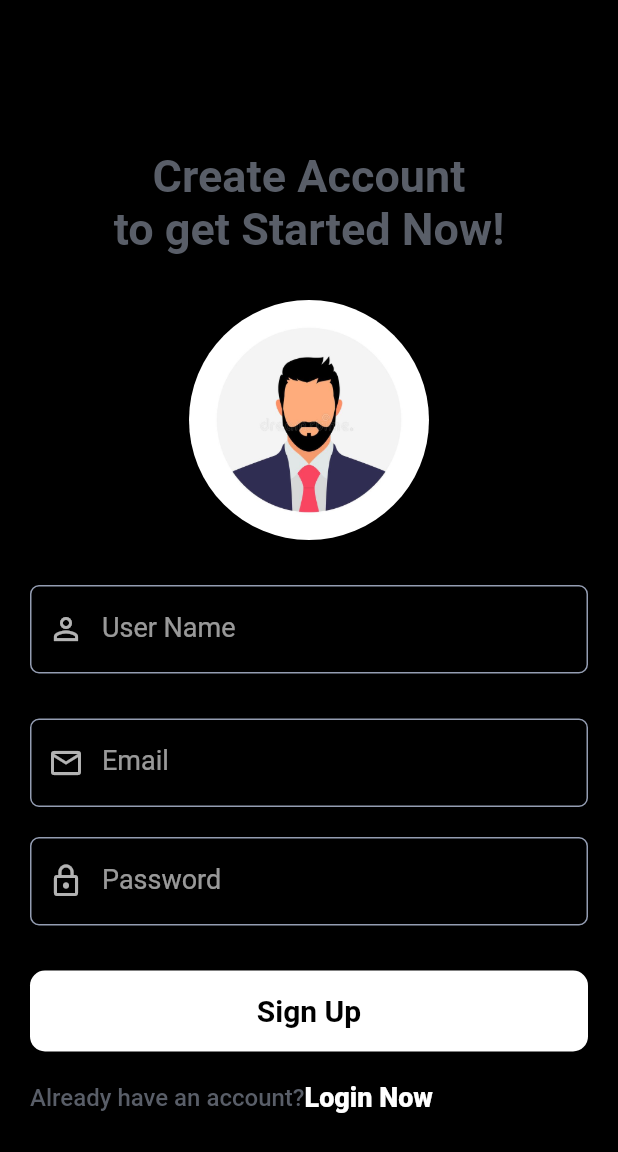
After one commit to hkchandora/to_let_go, a Flutter app: the screen it shows after launch, after a tap on "SignUp Now", on a phone screen of 412 x 824 dp. The commit adds this screen. Shown: the top 1152 px of the screen. Run offline on Flutter 3.47's test engine with Material 2 defaults, Android fonts, the phone set to English and light mode, and no system bars; our stand-ins replace get, package_info_plus.

Commit message:
Added registration scree

```diff
--- a/lib/main.dart
+++ b/lib/main.dart
@@ -1,4 +1,5 @@
 import 'package:flutter/material.dart';
+import 'package:get/route_manager.dart';
 import 'package:to_let_go/on_boarding/splash_screen.dart';
 
 void main() {
@@ -10,7 +11,7 @@ class MyApp extends StatelessWidget {
 
   @override
   Widget build(BuildContext context) {
-    return MaterialApp(
+    return GetMaterialApp(
       title: 'To Let Go',
       theme: ThemeData.dark().copyWith(
         scaffoldBackgroundColor: Colors.black,
--- /dev/null
+++ b/lib/model/user.dart
@@ -0,0 +1,44 @@
+class User {
+  String? name;
+  String? uid;
+  String? image;
+  String? email;
+  String? youtube;
+  String? facebook;
+  String? twitter;
+  String? instagram;
+
+  User(
+      {this.name,
+        this.uid,
+        this.image,
+        this.email,
+        this.youtube,
+        this.facebook,
+        this.twitter,
+        this.instagram});
+
+  User.fromJson(Map<String, dynamic> json) {
+    name = json['name'];
+    uid = json['uid'];
+    image = json['image'];
+    email = json['email'];
+    youtube = json['youtube'];
+    facebook = json['facebook'];
+    twitter = json['twitter'];
+    instagram = json['instagram'];
+  }
+
+  Map<String, dynamic> toJson() {
+    final Map<String, dynamic> data = new Map<String, dynamic>();
+    data['name'] = this.name;
+    data['uid'] = this.uid;
+    data['image'] = this.image;
+    data['email'] = this.email;
+    data['youtube'] = this.youtube;
+    data['facebook'] = this.facebook;
+    data['twitter'] = this.twitter;
+    data['instagram'] = this.instagram;
+    return data;
+  }
+}
--- a/lib/on_boarding/login_screen.dart
+++ b/lib/on_boarding/login_screen.dart
@@ -1,11 +1,13 @@
 import 'package:flutter/material.dart';
+import 'package:get/instance_manager.dart';
+import 'package:get/route_manager.dart';
+import 'package:to_let_go/on_boarding/registration_screen.dart';
 import 'package:to_let_go/util/asset_image_path.dart';
 import 'package:to_let_go/util/colors.dart';
 import 'package:to_let_go/util/style.dart';
 import 'package:to_let_go/widget/input_text_widget.dart';
 
 class LoginScreen extends StatefulWidget {
-  const LoginScreen({Key? key}) : super(key: key);
 
   @override
   State<LoginScreen> createState() => _LoginScreenState();
@@ -73,9 +75,14 @@ class _LoginScreenState extends State<LoginScreen> {
                        ),
                         const SizedBox(height: 20),
                         Row(
-                          children: const [
-                            Text("Don't have an Account?", style: mediumTextStyleLightGray_16),
-                            Text("SignUp Now", style: extraBoldTextStyleWhite_18),
+                          children: [
+                            const Text("Don't have an Account?", style: mediumTextStyleLightGray_16),
+                            InkWell(
+                              onTap: (){
+                                Get.to(RegistrationScreen());
+                              },
+                              child: const Text("SignUp Now", style: extraBoldTextStyleWhite_18),
+                            ),
                           ],
                         ),
                       ],
--- /dev/null
+++ b/lib/on_boarding/registration_screen.dart
@@ -0,0 +1,107 @@
+import 'package:flutter/material.dart';
+import 'package:to_let_go/util/Colors.dart';
+import 'package:to_let_go/util/asset_image_path.dart';
+import 'package:to_let_go/util/style.dart';
+import 'package:to_let_go/widget/input_text_widget.dart';
+
+class RegistrationScreen extends StatefulWidget {
+
+  @override
+  State<RegistrationScreen> createState() => _RegistrationScreenState();
+}
+
+class _RegistrationScreenState extends State<RegistrationScreen> {
+
+  TextEditingController userNameTextEditingController = TextEditingController();
+  TextEditingController emailTextEditingController = TextEditingController();
+  TextEditingController passwordTextEditingController = TextEditingController();
+  bool showProgressBar = false;
+
+  @override
+  Widget build(BuildContext context) {
+    return GestureDetector(
+      onTap: () => FocusScope.of(context).unfocus(),
+      child: Scaffold(
+        body: SingleChildScrollView(
+          child: Padding(
+            padding: const EdgeInsets.only(left: 20, right: 20),
+            child: Column(
+              children: [
+                const SizedBox(height: 100),
+                const Text("Create Account\nto get Started Now!", style: boldTextStyleLightGray_30, textAlign: TextAlign.center),
+                const SizedBox(height: 30),
+                Padding(
+                  padding: EdgeInsets.symmetric(horizontal: (MediaQuery.of(context).size.width)/4),
+                  child: const CircleAvatar(
+                    radius: 80,
+                    backgroundImage: AssetImage(AssetImagePath.profileAvatar),
+                    backgroundColor: colorBlack,
+                  ),
+                ),
+                const SizedBox(height: 30),
+                InputTextWidget(
+                  textEditingController: userNameTextEditingController,
+                  textInputType: TextInputType.text,
+                  labelString: "User Name",
+                  iconData: Icons.person_outline,
+                  isObscure: false,
+                ),
+                const SizedBox(height: 30),
+                InputTextWidget(
+                  textEditingController: emailTextEditingController,
+                  textInputType: TextInputType.emailAddress,
+                  labelString: "Email",
+                  iconData: Icons.email_outlined,
+                  isObscure: false,
+                ),
+                const SizedBox(height: 20),
+                InputTextWidget(
+                  textEditingController: passwordTextEditingController,
+                  textInputType: TextInputType.visiblePassword,
+                  labelString: "Password",
+                  iconData: Icons.lock_outline,
+                  isObscure: true,
+                ),
+                const SizedBox(height: 30),
+                showProgressBar
+                    ? const CircularProgressIndicator()
+                    : Column(
+                  children: [
+                    Container(
+                      width: double.infinity,
+                      height: 54,
+                      decoration: const BoxDecoration(
+                        color: colorWhite,
+                        borderRadius: BorderRadius.all(Radius.circular(10)),
+                      ),
+                      child: InkWell(
+                        onTap: (){
+                          setState(() {
+                            showProgressBar = true;
+                          });
+                        },
+                        child: const Center(child: Text("Sign Up", style: boldTextStyleBlack_20)),
+                      ),
+                    ),
+                    const SizedBox(height: 20),
+                    Row(
+                      children: [
+                        const Text("Already have an account?", style: mediumTextStyleLightGray_16),
+                        InkWell(
+                          onTap: (){
+
+                          },
+                          child: const Text("Login Now", style: extraBoldTextStyleWhite_18),
+                        ),
+                      ],
+                    ),
+                  ],
+                )
+              ],
+            ),
+          ),
+        ),
+      ),
+    );
+  }
+}
--- a/lib/on_boarding/splash_screen.dart
+++ b/lib/on_boarding/splash_screen.dart
@@ -28,7 +28,7 @@ class _SplashScreenState extends State<SplashScreen> {
     Duration duration = const Duration(seconds: 3);
     return Timer(duration, (){
       Navigator.pushReplacement(
-          context, MaterialPageRoute(builder: (BuildContext context) => const LoginScreen()));
+          context, MaterialPageRoute(builder: (BuildContext context) => LoginScreen()));
     });
   }
 
--- a/lib/util/asset_image_path.dart
+++ b/lib/util/asset_image_path.dart
@@ -1,3 +1,4 @@
 class AssetImagePath {
   static const appLogo = 'images/app_logo.png';
+  static const profileAvatar = 'images/profile_avatar.jpg';
 }
--- a/pubspec.yaml
+++ b/pubspec.yaml
@@ -35,6 +35,7 @@ dependencies:
   # Use with the CupertinoIcons class for iOS style icons.
   cupertino_icons: ^1.0.2
   package_info_plus: ^3.0.3
+  get: ^4.6.5
 
 dev_dependencies:
   flutter_test:
@@ -61,6 +62,7 @@ flutter:
   # To add assets to your application, add an assets section, like this:
   assets:
     - images/app_logo.png
+    - images/profile_avatar.jpg
 
   # An image asset can refer to one or more resolution-specific "variants", see
   # https://flutter.dev/assets-and-images/#resolution-aware
```
Also changed, not shown: images/profile_avatar.jpg (added), pubspec.lock.
